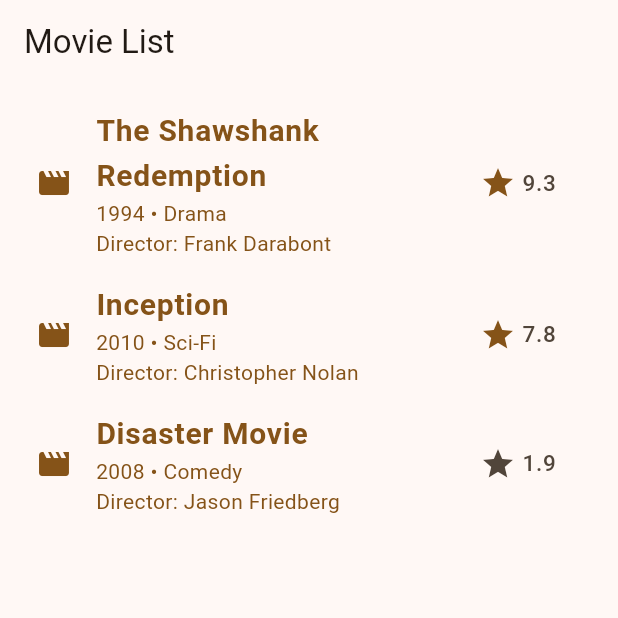
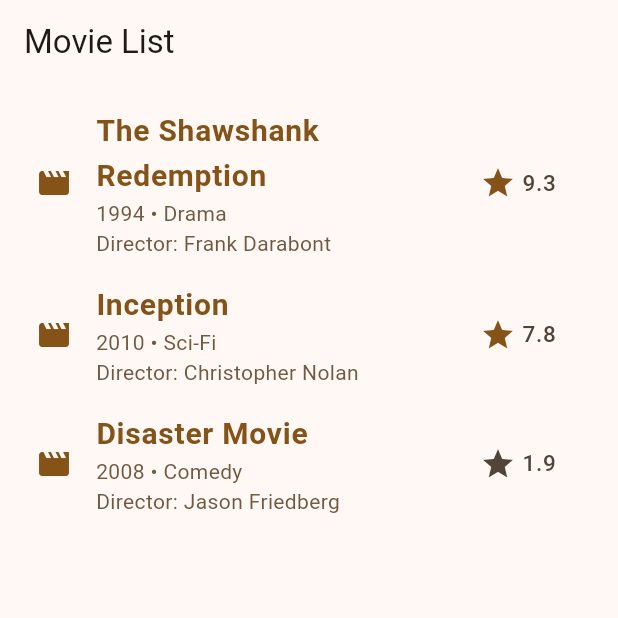
Before and after one commit to naphat-chanthakorn/naphat-6525-flutter-labs, a Flutter app: the MovieList screen opened directly, on a phone screen of 412 x 824 dp, the top half of it. Run offline on Flutter 3.47's test engine with Material 3 defaults, Android fonts, the phone set to English and light mode, and no system bars.

Commit message:
Edit Comment

```diff
--- a/naphat_widgets_exercises/lib/main_movies.dart
+++ b/naphat_widgets_exercises/lib/main_movies.dart
@@ -1,3 +1,40 @@
+/// Main Movies
+///
+/// This widget displays a list of movies using a ListView. Each ListTile
+/// shows the movie title, year, genre, director, and rating. When a movie
+/// is tapped, a SnackBar appears showing feedback based on the rating.
+///
+/// ============================================
+/// AI DOCUMENTATION
+/// No AI tools were used for this file.
+/// All code written independently.
+///
+/// The MovieList widget is implemented as a StatefulWidget with its state
+/// in _MovieListState, where a list of Movie objects is defined.
+/// It returns a Scaffold with an AppBar titled "Movie List".
+///
+/// The body contains a ListView that generates a ListTile for each movie.
+/// Each ListTile displays:
+/// - A movie icon using the primary color
+/// - The movie title in bold with the primary color
+/// - Year, genre, and director in the secondary color
+/// - A star icon and numeric rating at the trailing side
+/// If the rating is greater than or equal to 7.0, the star icon is colored
+/// with colorScheme.primary. Otherwise, it uses colorScheme.onSurfaceVariant.
+///
+/// When a ListTile is tapped, a SnackBar is shown with feedback:
+/// - Rating > 8.0 the massage shown "This is a highly rated movie!"
+/// - Rating between 6.0 and 8.0 massage shown "This is a good movie"
+/// - Rating < 6.0 massage shown "This movie might need improvement"
+///
+/// The app enables Material Design 3 and supports both Light and Dark themes.
+/// ============================================
+///
+/// Author: Naphat Chanthakorn
+/// Version: 1.0.0
+/// Date: 2026-01-07
+library;
+
 import 'package:flutter/material.dart';
 import '../models/movie_model.dart';
 
@@ -80,8 +117,6 @@ class _MovieListState extends State<MovieList> {
       body: ListView(
         padding: const EdgeInsets.all(8.0),
         children: movies.map((movie) {
-          final bool highRated = movie.rating >= 7.0;
-
           return ListTile(
             leading: Icon(
               Icons.movie,
@@ -97,7 +132,7 @@ class _MovieListState extends State<MovieList> {
             ),
             subtitle: Text(
               '${movie.year} • ${movie.genre}\nDirector: ${movie.director}',
-              style: TextStyle(color: Theme.of(context).colorScheme.primary),
+              style: TextStyle(color: Theme.of(context).colorScheme.secondary),
             ),
             trailing: SizedBox(
               width: 60,
@@ -105,7 +140,7 @@ class _MovieListState extends State<MovieList> {
                 children: [
                   Icon(
                     Icons.star,
-                    color: highRated
+                    color: movie.rating >= 7.0
                         ? colorScheme.primary
                         : colorScheme.onSurfaceVariant,
                   ),
--- a/naphat_widgets_exercises/lib/models/movie_model.dart
+++ b/naphat_widgets_exercises/lib/models/movie_model.dart
@@ -1,3 +1,22 @@
+/// Movie Model
+///
+/// This class represents a movie data model used in the MovieList widget.
+///
+/// ============================================
+/// AI DOCUMENTATION
+/// No AI tools were used for this file.
+/// All code written independently.
+///
+/// The Movie class defines a movie object containing the title, release year,
+/// genre, director, and rating. It uses a const constructor with required
+/// parameters to create immutable movie instances.
+/// ============================================
+///
+/// Author: Naphat Chanthakorn
+/// Version: 1.0.0
+/// Date: 2026-01-07
+library;
+
 class Movie {
   final String title;
   final int year;
```
